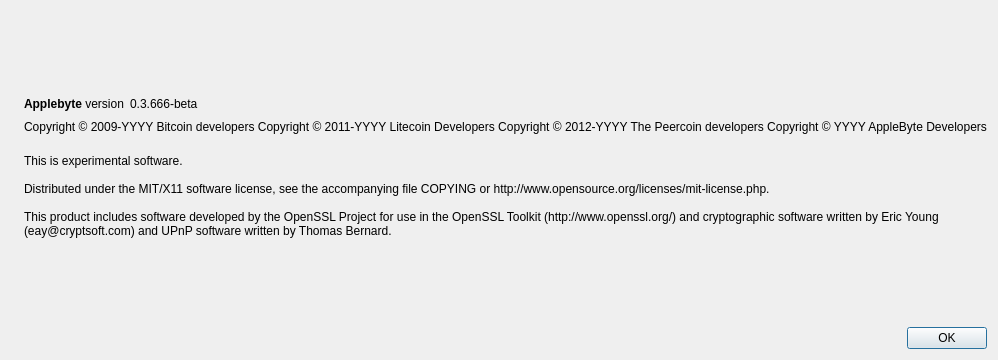
This is src/qt/forms/aboutdialog.ui in AppleByteMe/AppleByte as Qt 5 draws it before an edit. The edited form follows.
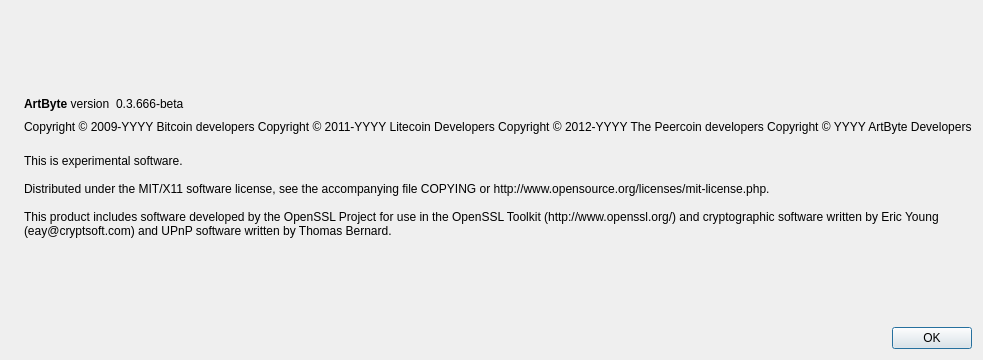
This is the edited form. Icons and pictures are not drawn.

Commit message: Rename to ArtByte

```diff
--- a/src/qt/forms/aboutdialog.ui
+++ b/src/qt/forms/aboutdialog.ui
@@ -50,7 +50,7 @@
           <cursorShape>IBeamCursor</cursorShape>
          </property>
          <property name="text">
-          <string>&lt;b&gt;Applebyte&lt;/b&gt; version</string>
+          <string>&lt;b&gt;ArtByte&lt;/b&gt; version</string>
          </property>
          <property name="textInteractionFlags">
           <set>Qt::LinksAccessibleByMouse|Qt::TextSelectableByKeyboard|Qt::TextSelectableByMouse</set>
@@ -94,7 +94,7 @@
         <string notr="true">Copyright &amp;copy; 2009-YYYY Bitcoin developers
 Copyright &amp;copy; 2011-YYYY Litecoin Developers
 Copyright &amp;copy; 2012-YYYY The Peercoin developers
-Copyright &amp;copy; YYYY AppleByte Developers</string>
+Copyright &amp;copy; YYYY ArtByte Developers</string>
        </property>
        <property name="textFormat">
         <enum>Qt::RichText</enum>
```
Left out of the diff: 2 changed lines with no effect on the pictures. The commit also changes 109 other files.
